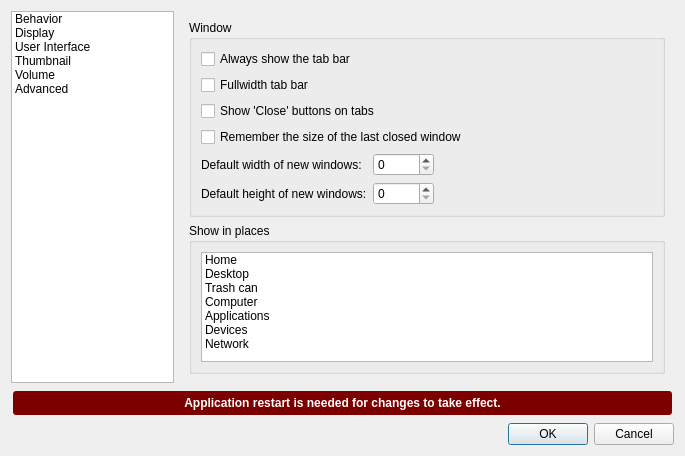
This is pcmanfm/preferences.ui in lxqt/pcmanfm-qt as Qt 5 draws it before an edit. The edited form follows.
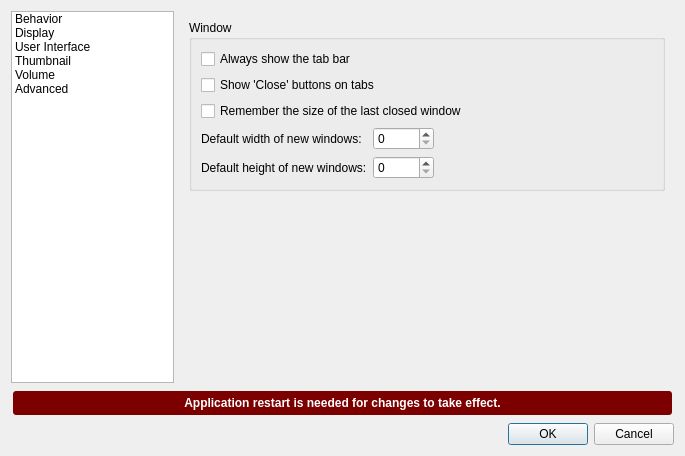
This is the edited form. The open tabs and pages were chosen to show the change. Icons and pictures are not drawn.

The edit to the form file:
```diff
--- a/pcmanfm/preferences.ui
+++ b/pcmanfm/preferences.ui
@@ -481,52 +481,41 @@
              </widget>
             </item>
             <item row="1" column="0" colspan="2">
-             <widget class="QCheckBox" name="fullWidthTabbar">
-              <property name="toolTip">
-               <string>If unchecked, the tab bar will be positioned only
-above the folder-view and not above the left pane.</string>
-              </property>
-              <property name="text">
-               <string>Fullwidth tab bar</string>
-              </property>
-             </widget>
-            </item>
-            <item row="2" column="0" colspan="2">
              <widget class="QCheckBox" name="showTabClose">
               <property name="text">
                <string>Show 'Close' buttons on tabs	</string>
               </property>
              </widget>
             </item>
-            <item row="3" column="0" colspan="2">
+            <item row="2" column="0" colspan="2">
              <widget class="QCheckBox" name="rememberWindowSize">
               <property name="text">
                <string>Remember the size of the last closed window</string>
               </property>
              </widget>
             </item>
-            <item row="4" column="0">
+            <item row="3" column="0">
              <widget class="QLabel" name="label_12">
               <property name="text">
                <string>Default width of new windows:</string>
               </property>
              </widget>
             </item>
-            <item row="4" column="1">
+            <item row="3" column="1">
              <widget class="QSpinBox" name="fixedWindowWidth">
               <property name="maximum">
                <number>32768</number>
               </property>
              </widget>
             </item>
-            <item row="5" column="0">
+            <item row="4" column="0">
              <widget class="QLabel" name="label_13">
               <property name="text">
                <string>Default height of new windows:</string>
               </property>
              </widget>
             </item>
-            <item row="5" column="1">
+            <item row="4" column="1">
              <widget class="QSpinBox" name="fixedWindowHeight">
               <property name="maximum">
                <number>32768</number>
@@ -536,100 +525,6 @@
            </layout>
           </widget>
          </item>
-         <item>
-          <widget class="QGroupBox" name="groupBox_10">
-           <property name="title">
-            <string>Show in places</string>
-           </property>
-           <layout class="QVBoxLayout" name="verticalLayout_10">
-            <item>
-             <widget class="QListWidget" name="showInPlaces">
-              <item>
-               <property name="text">
-                <string>Home</string>
-               </property>
-               <property name="checkState">
-                <enum>Unchecked</enum>
-               </property>
-               <property name="icon">
-                <iconset theme="user-home">
-                 <normaloff/>
-                </iconset>
-               </property>
-              </item>
-              <item>
-               <property name="text">
-                <string>Desktop</string>
-               </property>
-               <property name="checkState">
-                <enum>Unchecked</enum>
-               </property>
-               <property name="icon">
-                <iconset theme="user-desktop">
-                 <normaloff/>
-                </iconset>
-               </property>
-              </item>
-              <item>
-               <property name="text">
-                <string>Trash can</string>
-               </property>
-               <property name="checkState">
-                <enum>Unchecked</enum>
-               </property>
-               <property name="icon">
-                <iconset theme="user-trash">
-                 <normaloff/>
-                </iconset>
-               </property>
-              </item>
-              <item>
-               <property name="text">
-                <string>Computer</string>
-               </property>
-               <property name="checkState">
-                <enum>Unchecked</enum>
-               </property>
-               <property name="icon">
-                <iconset theme="computer">
-                 <normaloff/>
-                </iconset>
-               </property>
-              </item>
-              <item>
-               <property name="text">
-                <string>Applications</string>
-               </property>
-               <property name="checkState">
-                <enum>Unchecked</enum>
-               </property>
-              </item>
-              <item>
-               <property name="text">
-                <string>Devices</string>
-               </property>
-               <property name="checkState">
-                <enum>Unchecked</enum>
-               </property>
-              </item>
-              <item>
-               <property name="text">
-                <string>Network</string>
-               </property>
-               <property name="checkState">
-                <enum>Unchecked</enum>
-               </property>
-               <property name="icon">
-                <iconset theme="folder-network">
-                 <normaloff/>
-                </iconset>
-               </property>
-              </item>
-             </widget>
-            </item>
-           </layout>
-          </widget>
-         </item>
          <item>
           <spacer name="verticalSpacer_4">
            <property name="orientation">
```
